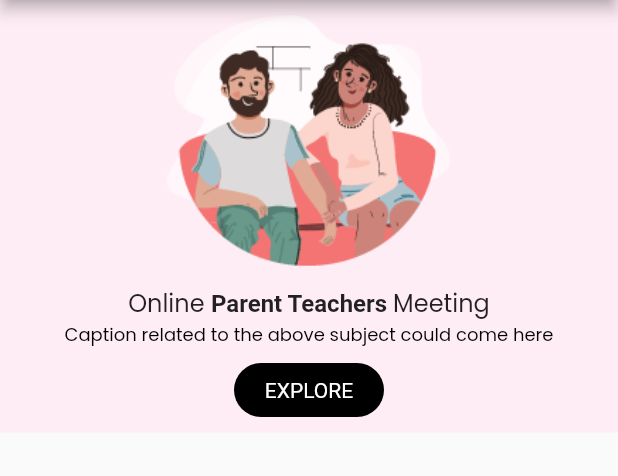
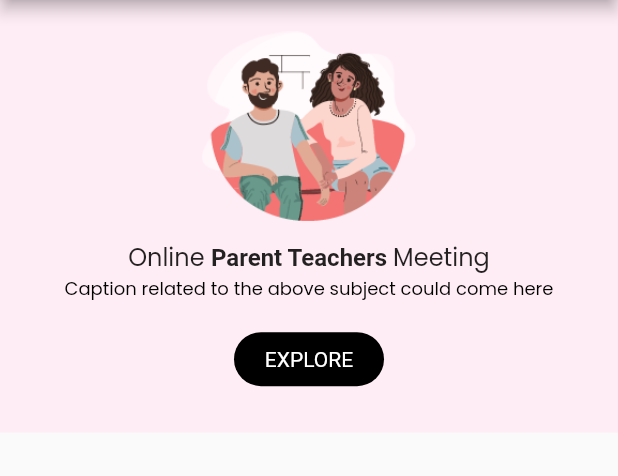
Before and after one commit to MMRoopa/coin_popup, a Flutter app: the PromoCard screen opened directly, on a phone screen of 412 x 824 dp, the part 84-560 px from its top. Run offline on Flutter 3.47's test engine with Material 2 defaults, Android fonts, the phone set to English and light mode, and no system bars; drawn by our look-alikes of auto_size_text.

Commit message:
few corrections

```diff
--- a/lib/promo_card.dart
+++ b/lib/promo_card.dart
@@ -40,14 +40,17 @@ class _PromoWidgetState extends State<PromoWidget> {
       decoration: const BoxDecoration(color: Color(0xFFFFEDF5)),
       height: MediaQuery.of(context).size.height * 0.35,
       child: Column(
+        mainAxisAlignment: MainAxisAlignment.center,
+        crossAxisAlignment: CrossAxisAlignment.center,
         children: <Widget>[
           Center(
             child: Padding(
               padding: const EdgeInsets.all(10.0),
               child: Image.asset(
                 "assets/group_6075.png",
-                width: 200.0,
-                height: 170.0,
+                width: MediaQuery.of(context).size.width,
+                height:
+                    ((MediaQuery.of(context).size.width * 720) / 1270) * 0.55,
                 alignment: Alignment.center,
               ),
             ),
@@ -66,6 +69,7 @@ class _PromoWidgetState extends State<PromoWidget> {
               fontSize: 16,
               fontFamily: 'Poppins',
             ),
+            maxLines: 1,
             minFontSize: 12,
           ),
           const AutoSizeText(
@@ -79,10 +83,9 @@ class _PromoWidgetState extends State<PromoWidget> {
             maxLines: 1,
           ),
           Padding(
-            padding: const EdgeInsets.only(top: 10.0, bottom: 20.0),
+            padding: const EdgeInsets.only(top: 20.0, bottom: 20.0),
             child: GestureDetector(
               onTap: () {
-                print('gesture');
                 showDialog(
                   context: context,
                   builder: (context) => widget.playHome,
@@ -93,12 +96,13 @@ class _PromoWidgetState extends State<PromoWidget> {
                 alignment: Alignment.center,
                 height: 36.0,
                 width: 100.0,
-                child: const Text(
+                child: const AutoSizeText(
                   'EXPLORE',
                   style: TextStyle(
                     fontSize: 14.0,
                     color: Colors.white,
                   ),
+                  maxLines: 1,
                 ),
                 decoration: const BoxDecoration(
                   color: Colors.black,
```
